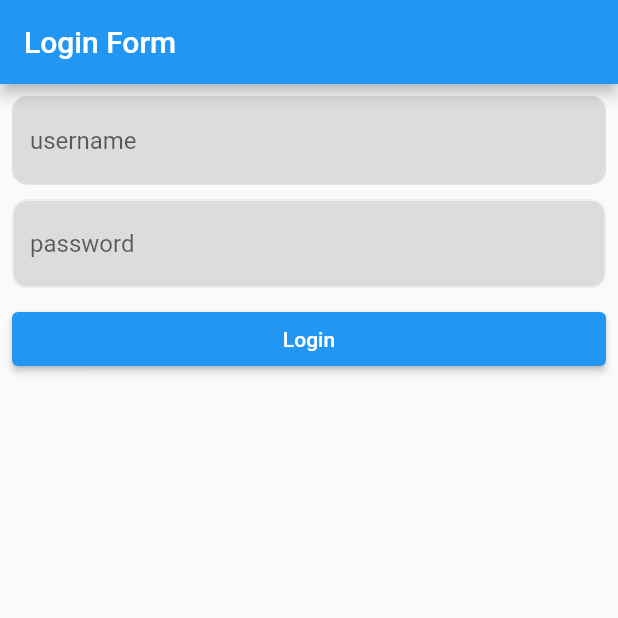
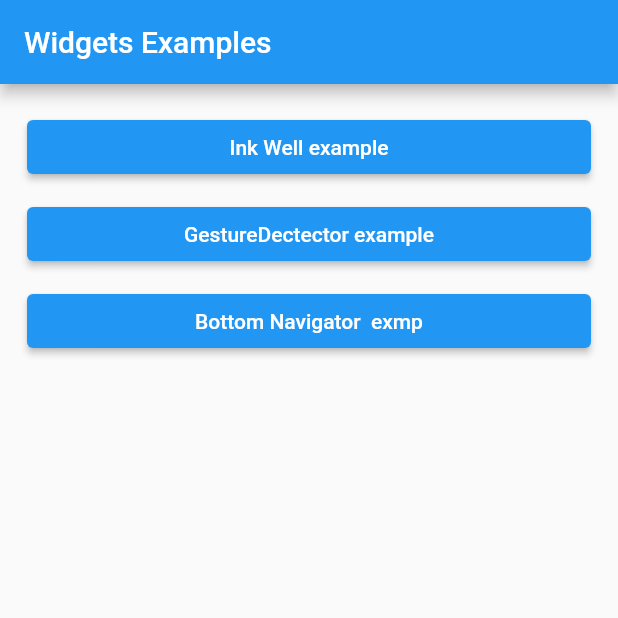
Before and after one commit to Bivek10/animalGallery, a Flutter app: the screen it shows after launch, on a phone screen of 412 x 824 dp, the top half of it. Run offline on Flutter 3.47's test engine with Material 2 defaults, Android fonts, the phone set to English and light mode, and no system bars.

Commit message:
inwell wigete, gesture widget and bottom nav

```diff
--- /dev/null
+++ b/lib/home_page.dart
@@ -0,0 +1,88 @@
+import 'package:appone/bottom_navigator.dart';
+import 'package:appone/ink_well_ex.dart';
+import 'package:flutter/material.dart';
+import 'package:flutter/src/animation/animation_controller.dart';
+import 'package:flutter/src/foundation/key.dart';
+import 'package:flutter/src/widgets/framework.dart';
+import 'package:flutter/src/widgets/ticker_provider.dart';
+
+import 'gesture_dectector_ex.dart';
+
+class HomePageMenu extends StatefulWidget {
+  const HomePageMenu({Key? key}) : super(key: key);
+
+  @override
+  State<HomePageMenu> createState() => _HomePageMenuState();
+}
+
+class _HomePageMenuState extends State<HomePageMenu>
+    with SingleTickerProviderStateMixin {
+  late AnimationController _controller;
+
+  @override
+  void initState() {
+    super.initState();
+    _controller = AnimationController(vsync: this);
+  }
+
+  @override
+  void dispose() {
+    super.dispose();
+    _controller.dispose();
+  }
+
+  @override
+  Widget build(BuildContext context) {
+    return Scaffold(
+      appBar: AppBar(
+        title: Text("Widgets Examples"),
+      ),
+      body: Padding(
+        padding: const EdgeInsets.all(18.0),
+        child: ListView(
+          children: [
+            ElevatedButton(
+              onPressed: () {
+                Navigator.push(
+                  context,
+                  MaterialPageRoute(
+                    builder: (context) => InkWellExample(),
+                  ),
+                );
+              },
+              child: Text("Ink Well example"),
+            ),
+            SizedBox(
+              height: 10,
+            ),
+            ElevatedButton(
+              onPressed: () {
+                Navigator.push(
+                  context,
+                  MaterialPageRoute(
+                    builder: (context) => GestureDectExmp(),
+                  ),
+                );
+              },
+              child: Text("GestureDectector example"),
+            ),
+            SizedBox(
+              height: 10,
+            ),
+            ElevatedButton(
+              onPressed: () {
+                Navigator.push(
+                  context,
+                  MaterialPageRoute(
+                    builder: (context) => BottomNavExmp(),
+                  ),
+                );
+              },
+              child: Text("Bottom Navigator  exmp"),
+            )
+          ],
+        ),
+      ),
+    );
+  }
+}
--- a/lib/main.dart
+++ b/lib/main.dart
@@ -1,6 +1,7 @@
 // ignore_for_file: avoid_unnecessary_containers
 
 import 'package:appone/circular_avatar.dart';
+import 'package:appone/home_page.dart';
 import 'package:appone/stack_widget.dart';
 import 'package:flutter/material.dart';
 
@@ -16,11 +17,10 @@ class MyApp extends StatelessWidget {
   @override
   Widget build(BuildContext context) {
     return const MaterialApp(
-      debugShowCheckedModeBanner: false,
-      // home: HomePage(),
-      // home: StackExample(),
-      home: LoginForm(),
-    );
+        debugShowCheckedModeBanner: false,
+        // home: HomePage(),
+        // home: StackExample(),
+        home: HomePageMenu());
   }
 }
 
```
Also changed, not shown: lib/add_todo.dart (+17 -2 lines), lib/bottom_navigator.dart (added, +50 -0 lines), lib/gesture_dectector_ex.dart (added, +29 -0 lines), lib/ink_well_ex.dart (added, +31 -0 lines), lib/view_todo.dart (+9 -4 lines).
